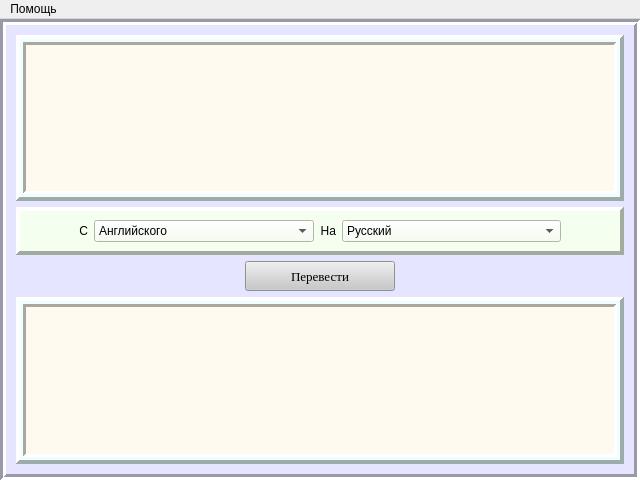
The window that interface.ui (Teclor/coursework) describes before a commit, drawn with Qt 5.
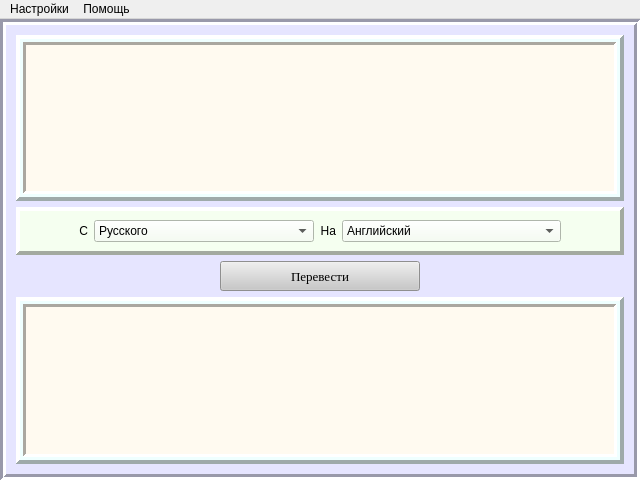
The same window after the commit.

Commit message: comboboxes and interface realisation

Patch:
```diff
--- a/interface.ui
+++ b/interface.ui
@@ -13,6 +13,12 @@
     <height>480</height>
    </rect>
   </property>
+  <property name="minimumSize">
+   <size>
+    <width>400</width>
+    <height>300</height>
+   </size>
+  </property>
   <property name="windowTitle">
    <string>MainWindow</string>
   </property>
@@ -363,10 +369,10 @@
                  </sizepolicy>
                 </property>
                 <property name="currentText">
-                 <string>Английского</string>
+                 <string>Русского</string>
                 </property>
                 <property name="currentIndex">
-                 <number>0</number>
+                 <number>1</number>
                 </property>
                 <item>
                  <property name="text">
@@ -410,6 +416,9 @@
                 <property name="editable">
                  <bool>false</bool>
                 </property>
+                <property name="currentIndex">
+                 <number>1</number>
+                </property>
                 <item>
                  <property name="text">
                   <string>Русский</string>
@@ -428,7 +437,10 @@
           </widget>
          </item>
          <item>
-          <layout class="QHBoxLayout" name="horizontalLayout_2">
+          <layout class="QHBoxLayout" name="translateBtnLayout">
+           <property name="sizeConstraint">
+            <enum>QLayout::SetMinimumSize</enum>
+           </property>
            <item>
             <widget class="QPushButton" name="TranslateBtn">
              <property name="sizePolicy">
@@ -439,7 +451,7 @@
              </property>
              <property name="minimumSize">
               <size>
-               <width>150</width>
+               <width>200</width>
                <height>30</height>
               </size>
              </property>
@@ -549,6 +561,13 @@
     <addaction name="about"/>
     <addaction name="creator"/>
    </widget>
+   <widget class="QMenu" name="menu">
+    <property name="title">
+     <string>Настройки</string>
+    </property>
+    <addaction name="action"/>
+   </widget>
+   <addaction name="menu"/>
    <addaction name="Help"/>
   </widget>
   <action name="about">
```
Left out of the diff: 46 changed lines with no effect on the pictures. Lines whose indentation alone changed are shown as unchanged. The commit also changes 2 other files.
